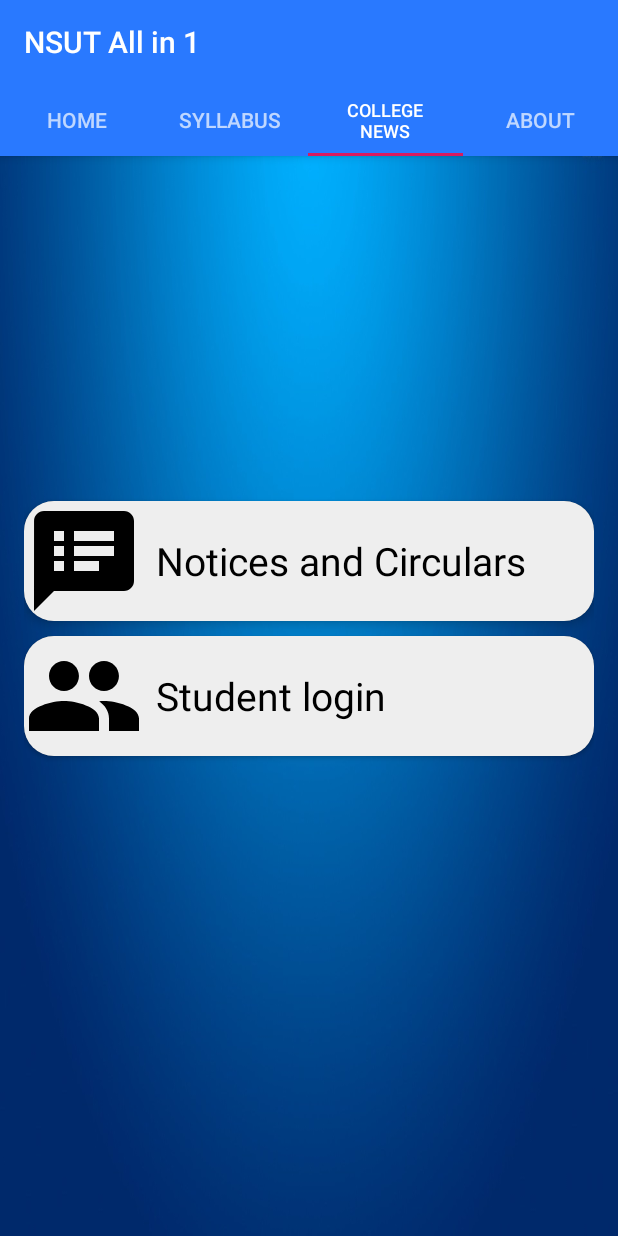
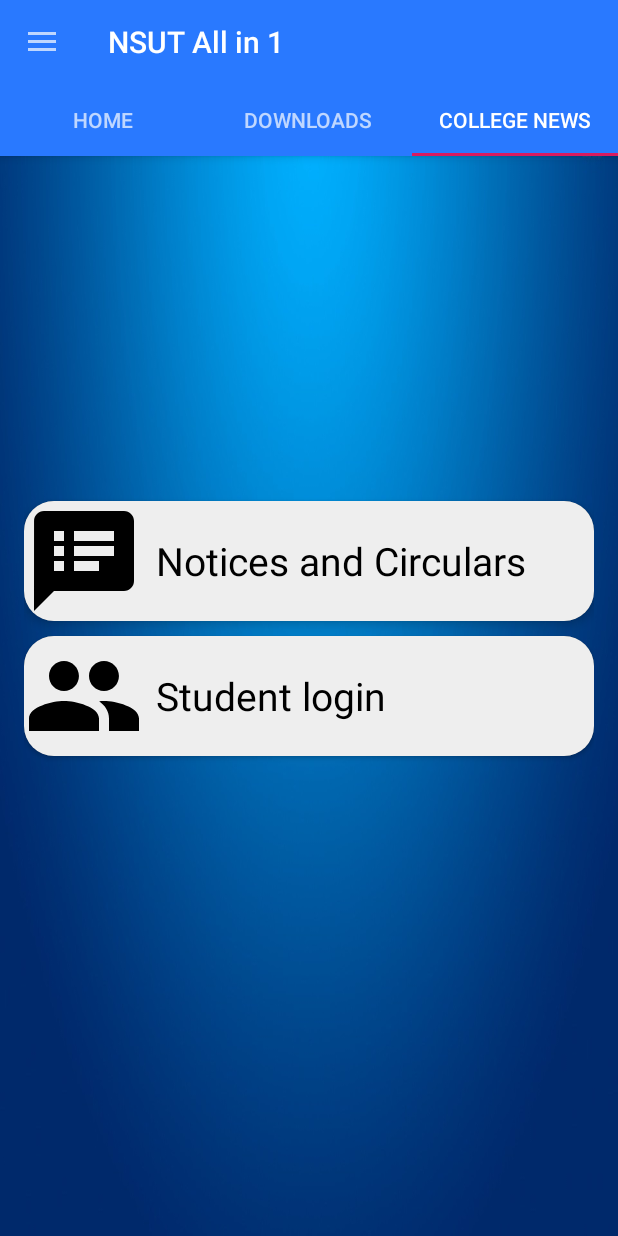
Before and after one commit to samyak-uttam/NSUT-Resources, an Android app: the screen it shows after launch (MainActivity), tab 3 chosen, on a phone screen of 412 x 824 dp. Run offline under Robolectric (Android 15) with nearby library versions, the phone set to English and light mode, and no system bars.

Commit message:
NavDrawer Implemented

```diff
--- a/app/src/main/java/com/example/nsutallin1/Fragments/AboutDevelopersFragment.java
+++ b/app/src/main/java/com/example/nsutallin1/Activity/AboutDevelopersActivity.java
@@ -1,4 +1,4 @@
-package com.example.nsutallin1.Fragments;
+package com.example.nsutallin1.Activity;
 
 import android.content.Intent;
 import android.net.Uri;
@@ -11,39 +11,48 @@ import android.widget.ImageView;
 
 import androidx.annotation.NonNull;
 import androidx.annotation.Nullable;
+import androidx.appcompat.app.AppCompatActivity;
+import androidx.appcompat.widget.Toolbar;
 import androidx.cardview.widget.CardView;
 import androidx.fragment.app.Fragment;
 
 import com.example.nsutallin1.R;
 
-public class AboutDevelopersFragment extends Fragment implements View.OnClickListener {
+public class AboutDevelopersActivity extends AppCompatActivity implements View.OnClickListener {
 
 
-    ImageView samyakLinkdinImageView;
-    ImageView samyakFacebookImageView;
-    ImageView samyakInstagramImageView;
+    private ImageView samyakLinkdinImageView;
+    private ImageView samyakFacebookImageView;
+    private ImageView samyakInstagramImageView;
 
-    ImageView ankitLinkdinImageView;
-    ImageView ankitFacebookImageView;
-    ImageView ankitInstagramImageView;
+    private ImageView ankitLinkdinImageView;
+    private ImageView ankitFacebookImageView;
+    private ImageView ankitInstagramImageView;
 
     private CardView contributeCardView;
 
 
-    @NonNull
     @Override
-    public View onCreateView(@NonNull LayoutInflater inflater, @Nullable ViewGroup container, @Nullable Bundle savedInstanceState) {
+    protected void onCreate(Bundle savedInstanceState) {
+        super.onCreate(savedInstanceState);
+        setContentView(R.layout.about_developers);
 
-        View rootView = inflater.inflate(R.layout.about_developers, container, false);
-        samyakLinkdinImageView = rootView.findViewById(R.id.samyak_linkdin);
-        samyakFacebookImageView = rootView.findViewById(R.id.samyak_facebook);
-        samyakInstagramImageView = rootView.findViewById(R.id.samyak_instagram);
 
-        ankitLinkdinImageView = rootView.findViewById(R.id.ankit_linkdin);
-        ankitFacebookImageView = rootView.findViewById(R.id.ankit_facebook);
-        ankitInstagramImageView = rootView.findViewById(R.id.ankit_instagram);
+        Toolbar toolbar = findViewById(R.id.toolbar_developers);
+        setSupportActionBar(toolbar);
+        getSupportActionBar().setTitle("ABOUT US");
+        getSupportActionBar().setDisplayHomeAsUpEnabled(true);
 
-        contributeCardView = rootView.findViewById(R.id.contribue_card);
+        samyakLinkdinImageView = findViewById(R.id.samyak_linkdin);
+        samyakFacebookImageView = findViewById(R.id.samyak_facebook);
+        samyakInstagramImageView = findViewById(R.id.samyak_instagram);
+
+
+        ankitLinkdinImageView = findViewById(R.id.ankit_linkdin);
+        ankitFacebookImageView = findViewById(R.id.ankit_facebook);
+        ankitInstagramImageView = findViewById(R.id.ankit_instagram);
+
+        contributeCardView = findViewById(R.id.contribue_card);
 
         samyakLinkdinImageView.setOnClickListener(this);
         samyakFacebookImageView.setOnClickListener(this);
@@ -54,11 +63,6 @@ public class AboutDevelopersFragment extends Fragment implements View.OnClickLis
         ankitInstagramImageView.setOnClickListener(this);
 
         contributeCardView.setOnClickListener(this);
-
-
-        return rootView;
-
-
     }
 
     @Override
--- a/app/src/main/java/com/example/nsutallin1/Activity/MainActivity.java
+++ b/app/src/main/java/com/example/nsutallin1/Activity/MainActivity.java
@@ -1,26 +1,34 @@
 package com.example.nsutallin1.Activity;
 
+import androidx.annotation.NonNull;
+import androidx.appcompat.app.ActionBarDrawerToggle;
 import androidx.appcompat.app.AppCompatActivity;
 import androidx.appcompat.widget.Toolbar;
+import androidx.core.view.GravityCompat;
 import androidx.drawerlayout.widget.DrawerLayout;
 import androidx.viewpager.widget.ViewPager;
 
 import android.content.Intent;
+import android.os.Bundle;
+import android.view.MenuItem;
 import android.content.SharedPreferences;
 import android.os.Bundle;
 import android.util.Log;
 
+
 import com.example.nsutallin1.Adapter.ViewPagerAdapter;
 import com.example.nsutallin1.R;
+import com.google.android.material.navigation.NavigationView;
 import com.google.android.material.tabs.TabLayout;
 
 
-public class MainActivity extends AppCompatActivity {
+public class MainActivity extends AppCompatActivity implements NavigationView.OnNavigationItemSelectedListener {
 
     private DrawerLayout drawer;
     private ViewPager viewPager;
     private TabLayout tabLayout;
-    ViewPagerAdapter viewPagerAdapter;
+    private ViewPagerAdapter viewPagerAdapter;
+    private NavigationView navigationView;
 
     @Override
     protected void onCreate(Bundle savedInstanceState) {
@@ -36,10 +44,46 @@ public class MainActivity extends AppCompatActivity {
         tabLayout = findViewById(R.id.tabs);
 
         tabLayout.setupWithViewPager(viewPager);
+
+        navigationView=findViewById(R.id.nav_view);
+        navigationView.setNavigationItemSelectedListener(this);
+
+        drawer = findViewById(R.id.drawer_layout);
+
+        ActionBarDrawerToggle toggle = new ActionBarDrawerToggle(this, drawer, toolbar,
+                R.string.navigation_drawer_open, R.string.navigation_drawer_close);
+        drawer.addDrawerListener(toggle);
+        toggle.syncState();
+    }
+
+
+    @Override
+    public void onBackPressed() {
+        if (drawer.isDrawerOpen(GravityCompat.START)) {
+            drawer.closeDrawer(GravityCompat.START);
+        } else {
+            super.onBackPressed();
+        }
     }
 
     @Override
-    public void onBackPressed() {
+    public boolean onNavigationItemSelected(@NonNull MenuItem menuItem) {
+        int selectedItem=menuItem.getItemId();
+
+        switch (selectedItem)
+        {
+            case R.id.nav_aboutdevelopers:
+                Intent intent=new Intent(this,AboutDevelopersActivity.class);
+                startActivity(intent);
+                break;
+
+            case R.id.nav_syllabus:
+                Intent intent1=new Intent(this, SyllabusActivity.class);
+                startActivity(intent1);
+                break;
+        }
+
+        return true;
     }
 
 }
--- a/app/src/main/java/com/example/nsutallin1/Fragments/SyllabusFragment.java
+++ b/app/src/main/java/com/example/nsutallin1/Activity/SyllabusActivity.java
@@ -1,12 +1,17 @@
-package com.example.nsutallin1.Fragments;
+package com.example.nsutallin1.Activity;
 
 import android.os.Bundle;
 import android.view.LayoutInflater;
+import android.view.Menu;
+import android.view.MenuItem;
 import android.view.View;
 import android.view.ViewGroup;
 
 import androidx.annotation.NonNull;
 import androidx.annotation.Nullable;
+import androidx.appcompat.app.AppCompatActivity;
+import androidx.appcompat.widget.Toolbar;
+import androidx.core.app.NavUtils;
 import androidx.fragment.app.Fragment;
 import androidx.recyclerview.widget.LinearLayoutManager;
 import androidx.recyclerview.widget.RecyclerView;
@@ -17,7 +22,7 @@ import com.example.nsutallin1.R;
 
 import java.util.ArrayList;
 
-public class SyllabusFragment extends Fragment {
+public class SyllabusActivity extends AppCompatActivity {
 
     private RecyclerView mRecyclerView;
     private SyllabusAdapter mAdapter;
@@ -25,11 +30,16 @@ public class SyllabusFragment extends Fragment {
 
     private static final int SYLLABUS_LOADER_ID = 1;
 
-    @NonNull
     @Override
-    public View onCreateView(@NonNull LayoutInflater inflater, @Nullable ViewGroup container, @Nullable Bundle savedInstanceState) {
+    protected void onCreate(Bundle savedInstanceState) {
+        super.onCreate(savedInstanceState);
+        setContentView(R.layout.activity_syllabus);
 
-        View rootView = inflater.inflate(R.layout.activity_syllabus, container, false);
+
+        Toolbar toolbar = findViewById(R.id.toolbar_syllabus);
+        setSupportActionBar(toolbar);
+        getSupportActionBar().setTitle("SYLLABUS");
+        getSupportActionBar().setDisplayHomeAsUpEnabled(true);
 
         syllabi = new ArrayList<>();
 
@@ -41,19 +51,11 @@ public class SyllabusFragment extends Fragment {
         syllabi.add(new Syllabus("Mechanical Engineering", R.drawable.me, "14RDozAq8qesAbrs5RLjScTzlrNgmc8DK"));
         syllabi.add(new Syllabus("Biotechnology", R.drawable.bt, "14RW0NXb-hPfmzSHLLWidpMG0NnPB48lZ"));
 
-        mRecyclerView = rootView.findViewById(R.id.syllabus_rec_view);
-        mRecyclerView.setLayoutManager(new LinearLayoutManager(getContext()));
+        mRecyclerView = findViewById(R.id.syllabus_rec_view);
+        mRecyclerView.setLayoutManager(new LinearLayoutManager(this));
 
-        mAdapter = new SyllabusAdapter(syllabi, getContext());
+        mAdapter = new SyllabusAdapter(syllabi, this);
         mRecyclerView.setAdapter(mAdapter);
-
-        return rootView;
     }
 
-    @Override
-    public void onDestroyView() {
-
-        mRecyclerView.setAdapter(null);
-        super.onDestroyView();
-    }
 }
--- a/app/src/main/java/com/example/nsutallin1/Adapter/ViewPagerAdapter.java
+++ b/app/src/main/java/com/example/nsutallin1/Adapter/ViewPagerAdapter.java
@@ -5,10 +5,9 @@ import androidx.fragment.app.Fragment;
 import androidx.fragment.app.FragmentManager;
 import androidx.fragment.app.FragmentPagerAdapter;
 
-import com.example.nsutallin1.Fragments.AboutDevelopersFragment;
 import com.example.nsutallin1.Fragments.CollegeFragment;
+import com.example.nsutallin1.Fragments.DownloadsFragment;
 import com.example.nsutallin1.Fragments.ImsFragment;
-import com.example.nsutallin1.Fragments.SyllabusFragment;
 
 import java.util.ArrayList;
 
@@ -20,9 +19,8 @@ public class ViewPagerAdapter extends FragmentPagerAdapter {
         super(fm);
 
         fragmentsInTabView.add(new CollegeFragment());
-        fragmentsInTabView.add(new SyllabusFragment());
+        fragmentsInTabView.add(new DownloadsFragment());
         fragmentsInTabView.add(new ImsFragment());
-        fragmentsInTabView.add(new AboutDevelopersFragment());
 
     }
 
@@ -46,13 +44,11 @@ public class ViewPagerAdapter extends FragmentPagerAdapter {
                 return "Home";
 
             case 1:
-                return "Syllabus";
+                return "Downloads";
 
             case 2:
                 return "College News";
 
-            case 3:
-                return "About";
                 default:
                     return "null";
         }
--- /dev/null
+++ b/app/src/main/java/com/example/nsutallin1/Fragments/DownloadsFragment.java
@@ -0,0 +1,6 @@
+package com.example.nsutallin1.Fragments;
+
+import androidx.fragment.app.Fragment;
+
+public class DownloadsFragment extends Fragment {
+}
--- a/app/src/main/res/layout/activity_main.xml
+++ b/app/src/main/res/layout/activity_main.xml
@@ -1,4 +1,15 @@
 <?xml version="1.0" encoding="utf-8"?>
+
+<androidx.drawerlayout.widget.DrawerLayout android:layout_width="match_parent"
+    android:layout_height="match_parent"
+    xmlns:app="http://schemas.android.com/apk/res-auto"
+    xmlns:tools="http://schemas.android.com/tools"
+    android:id="@+id/drawer_layout"
+    xmlns:android="http://schemas.android.com/apk/res/android"
+    tools:openDrawer="start"
+    android:background="@color/white">
+
+
     <LinearLayout xmlns:android="http://schemas.android.com/apk/res/android"
         xmlns:app="http://schemas.android.com/apk/res-auto"
         android:layout_width="match_parent"
@@ -31,3 +42,14 @@
             app:layout_behavior="@string/appbar_scrolling_view_behavior" />
 
     </LinearLayout>
+
+    <com.google.android.material.navigation.NavigationView
+        android:id="@+id/nav_view"
+        android:layout_width="wrap_content"
+        android:layout_height="match_parent"
+        android:layout_gravity="start"
+        app:headerLayout="@layout/nav_header"
+        app:menu="@menu/nav_drawer_menu"
+        android:background="@color/baige"
+        app:itemTextColor="@color/black"/>
+</androidx.drawerlayout.widget.DrawerLayout>
--- /dev/null
+++ b/app/src/main/res/menu/nav_drawer_menu.xml
@@ -0,0 +1,17 @@
+<?xml version="1.0" encoding="utf-8"?>
+<menu xmlns:android="http://schemas.android.com/apk/res/android"
+    xmlns:app="http://schemas.android.com/apk/res-auto">
+
+    <item
+        android:id="@+id/nav_aboutdevelopers"
+        android:title="ABOUT"
+        app:showAsAction="never"
+        android:orderInCategory="1"/>
+
+    <item
+        android:id="@+id/nav_syllabus"
+        android:title="SYLLABUS"
+        app:showAsAction="never"
+        android:orderInCategory="2"/>
+
+</menu>
```
Also changed, not shown: app/src/main/AndroidManifest.xml (+12 -1 lines), app/src/main/res/layout/about_developers.xml (+7 -0 lines), app/src/main/res/layout/activity_syllabus.xml (+21 -10 lines), app/src/main/res/layout/nav_header.xml (added, +28 -0 lines). Lines whose indentation alone changed are shown as unchanged.
